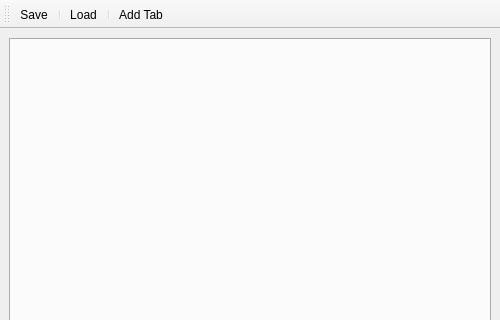
syafiqfadillah/notess, file gui/layout.ui: the form before one commit; both pictures show x 0 to 500 and y 0 to 320 of the 500 by 500 pixel window.
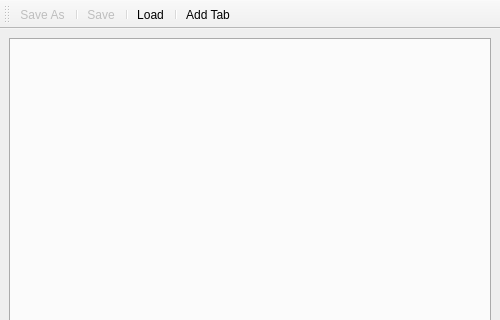
The form after the commit.

```diff
--- a/gui/layout.ui
+++ b/gui/layout.ui
@@ -40,6 +40,8 @@
    <attribute name="toolBarBreak">
     <bool>false</bool>
    </attribute>
+   <addaction name="actionSave_As"/>
+   <addaction name="separator"/>
    <addaction name="actionSave"/>
    <addaction name="separator"/>
    <addaction name="actionLoad"/>
@@ -47,6 +49,9 @@
    <addaction name="actionAdd_Tab"/>
   </widget>
   <action name="actionSave">
+   <property name="enabled">
+    <bool>false</bool>
+   </property>
    <property name="text">
     <string>Save</string>
    </property>
@@ -61,6 +66,14 @@
     <string>Load</string>
    </property>
   </action>
+  <action name="actionSave_As">
+   <property name="enabled">
+    <bool>false</bool>
+   </property>
+   <property name="text">
+    <string>Save As</string>
+   </property>
+  </action>
  </widget>
  <resources/>
  <connections/>
```
Left out of the diff: 3 changed lines with no effect on the pictures.
